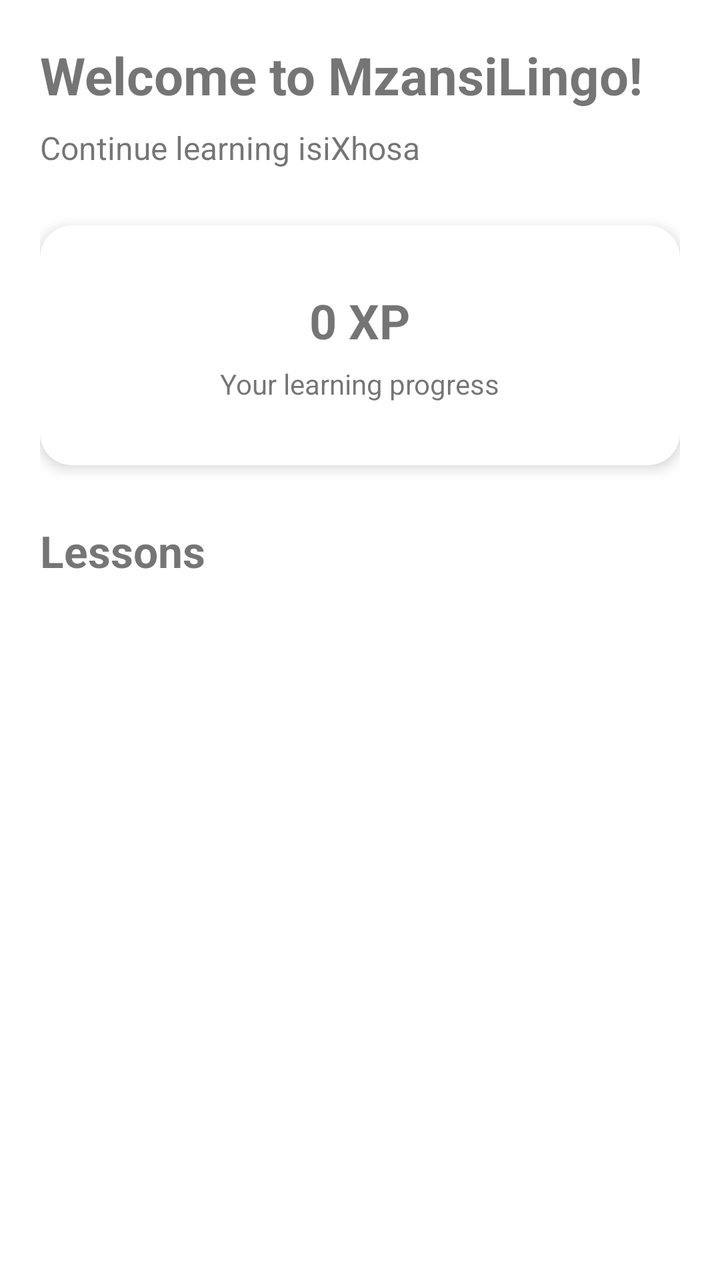
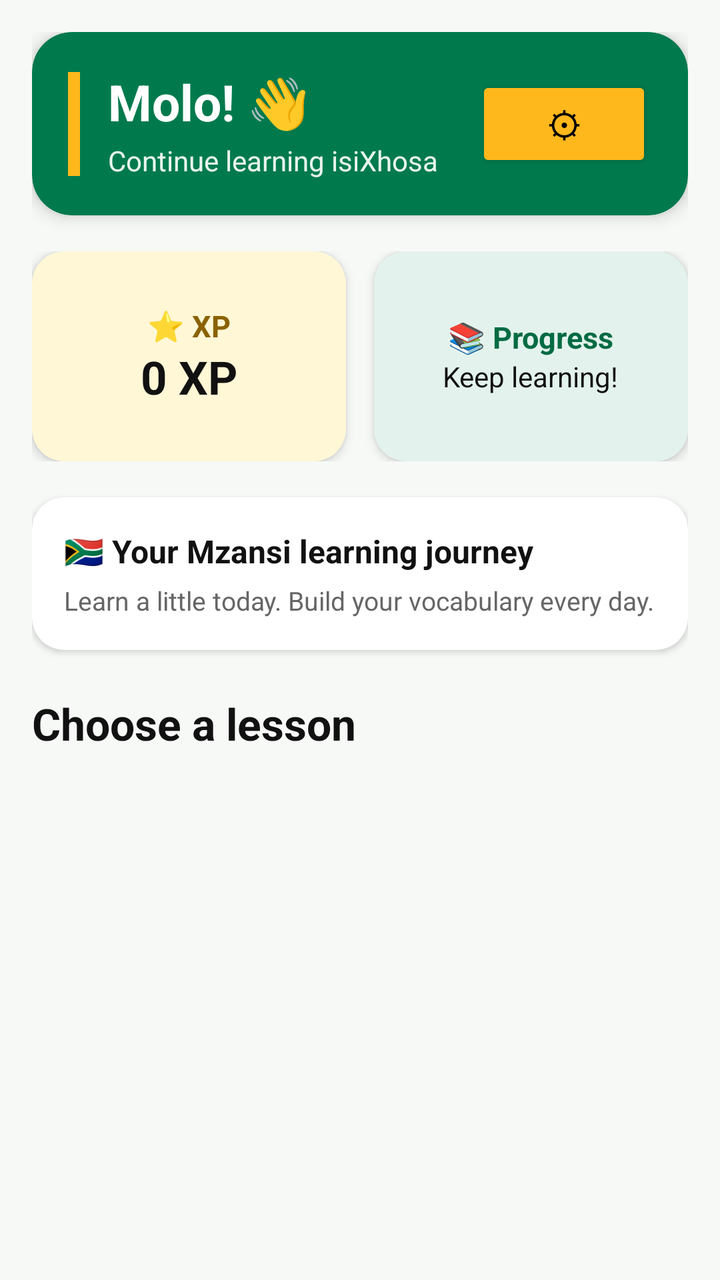

Two renders of the same Android screen: before a commit and after it. Below are the layout's source before the change and the commit's diff.
<!-- AndroidManifest.xml: application theme Theme.MzantsiLingo -->
<!-- res/layout/activity_home.xml -->
<?xml version="1.0" encoding="utf-8"?>
<androidx.constraintlayout.widget.ConstraintLayout
    xmlns:android="http://schemas.android.com/apk/res/android"
    xmlns:app="http://schemas.android.com/apk/res-auto"
    android:layout_width="match_parent"
    android:layout_height="match_parent"
    android:padding="20dp">

    
    <TextView
        android:id="@+id/tvWelcome"
        android:layout_width="0dp"
        android:layout_height="wrap_content"
        android:text="Welcome to MzansiLingo!"
        android:textSize="26sp"
        android:textStyle="bold"
        app:layout_constraintTop_toTopOf="parent"
        app:layout_constraintStart_toStartOf="parent"
        app:layout_constraintEnd_toEndOf="parent" />

    
    <TextView
        android:id="@+id/tvSubtitle"
        android:layout_width="0dp"
        android:layout_height="wrap_content"
        android:layout_marginTop="8dp"
        android:text="Continue learning isiXhosa"
        android:textSize="16sp"
        app:layout_constraintTop_toBottomOf="@id/tvWelcome"
        app:layout_constraintStart_toStartOf="parent"
        app:layout_constraintEnd_toEndOf="parent" />

    
    <androidx.cardview.widget.CardView
        android:id="@+id/cardProgress"
        android:layout_width="0dp"
        android:layout_height="120dp"
        android:layout_marginTop="28dp"
        app:cardCornerRadius="16dp"
        app:cardElevation="4dp"
        app:layout_constraintTop_toBottomOf="@id/tvSubtitle"
        app:layout_constraintStart_toStartOf="parent"
        app:layout_constraintEnd_toEndOf="parent">

        <LinearLayout
            android:layout_width="match_parent"
            android:layout_height="match_parent"
            android:orientation="vertical"
            android:gravity="center"
            android:padding="16dp">

            <TextView
                android:id="@+id/tvXp"
                android:layout_width="wrap_content"
                android:layout_height="wrap_content"
                android:text="0 XP"
                android:textSize="24sp"
                android:textStyle="bold" />

            <TextView
                android:id="@+id/tvProgress"
                android:layout_width="wrap_content"
                android:layout_height="wrap_content"
                android:layout_marginTop="6dp"
                android:text="Your learning progress"
                android:textSize="14sp" />

        </LinearLayout>

    </androidx.cardview.widget.CardView>

    
    <TextView
        android:id="@+id/tvLessonsTitle"
        android:layout_width="wrap_content"
        android:layout_height="wrap_content"
        android:layout_marginTop="28dp"
        android:text="Lessons"
        android:textSize="22sp"
        android:textStyle="bold"
        app:layout_constraintTop_toBottomOf="@id/cardProgress"
        app:layout_constraintStart_toStartOf="parent" />

    
    <androidx.recyclerview.widget.RecyclerView
        android:id="@+id/rvLessons"
        android:layout_width="0dp"
        android:layout_height="0dp"
        android:layout_marginTop="12dp"
        android:clipToPadding="false"
        android:paddingBottom="16dp"
        app:layout_constraintTop_toBottomOf="@id/tvLessonsTitle"
        app:layout_constraintBottom_toBottomOf="parent"
        app:layout_constraintStart_toStartOf="parent"
        app:layout_constraintEnd_toEndOf="parent" />

</androidx.constraintlayout.widget.ConstraintLayout>
<!-- resources referenced by this layout -->
<resources>
  <style name="Theme.MzantsiLingo" parent="Theme.MaterialComponents.DayNight.NoActionBar">
          <item name="colorPrimary">@color/mzantsi_green</item>
          <item name="colorPrimaryVariant">@color/mzantsi_green</item>
          <item name="colorOnPrimary">@color/white</item>
          <item name="android:statusBarColor">@color/mzantsi_green</item>
      </style>
  <color name="mzantsi_green">#2E8B4F</color>
  <color name="white">#FFFFFF</color>
</resources>

<!-- the commit's change to res/layout/activity_home.xml (unified diff, before → after) -->
@@ -4,89 +4,233 @@
     xmlns:app="http://schemas.android.com/apk/res-auto"
     android:layout_width="match_parent"
     android:layout_height="match_parent"
-    android:padding="20dp">
-
-    
-    <TextView
-        android:id="@+id/tvWelcome"
-        android:layout_width="0dp"
-        android:layout_height="wrap_content"
-        android:text="Welcome to MzansiLingo!"
-        android:textSize="26sp"
-        android:textStyle="bold"
+    android:background="#F7F9F7"
+    android:padding="16dp">
+
+    
+    <androidx.cardview.widget.CardView
+        android:id="@+id/cardHeader"
+        android:layout_width="0dp"
+        android:layout_height="wrap_content"
+        app:cardBackgroundColor="#007A4D"
+        app:cardCornerRadius="20dp"
+        app:cardElevation="5dp"
         app:layout_constraintTop_toTopOf="parent"
         app:layout_constraintStart_toStartOf="parent"
-        app:layout_constraintEnd_toEndOf="parent" />
-
-    
-    <TextView
-        android:id="@+id/tvSubtitle"
-        android:layout_width="0dp"
-        android:layout_height="wrap_content"
-        android:layout_marginTop="8dp"
-        android:text="Continue learning isiXhosa"
-        android:textSize="16sp"
-        app:layout_constraintTop_toBottomOf="@id/tvWelcome"
-        app:layout_constraintStart_toStartOf="parent"
-        app:layout_constraintEnd_toEndOf="parent" />
+        app:layout_constraintEnd_toEndOf="parent">
+
+        <androidx.constraintlayout.widget.ConstraintLayout
+            android:layout_width="match_parent"
+            android:layout_height="wrap_content"
+            android:padding="18dp">
+
+            
+            <View
+                android:id="@+id/headerAccent"
+                android:layout_width="6dp"
+                android:layout_height="52dp"
+                android:background="#FFB81C"
+                app:layout_constraintTop_toTopOf="parent"
+                app:layout_constraintBottom_toBottomOf="parent"
+                app:layout_constraintStart_toStartOf="parent" />
+
+            <TextView
+                android:id="@+id/tvWelcome"
+                android:layout_width="0dp"
+                android:layout_height="wrap_content"
+                android:layout_marginStart="14dp"
+                android:text="Molo! 👋"
+                android:textColor="#FFFFFF"
+                android:textSize="25sp"
+                android:textStyle="bold"
+                app:layout_constraintTop_toTopOf="parent"
+                app:layout_constraintStart_toEndOf="@id/headerAccent"
+                app:layout_constraintEnd_toStartOf="@id/btnSettings" />
+
+            <TextView
+                android:id="@+id/tvSubtitle"
+                android:layout_width="0dp"
+                android:layout_height="wrap_content"
+                android:layout_marginStart="14dp"
+                android:layout_marginTop="3dp"
+                android:text="Continue learning isiXhosa"
+                android:textColor="#E8F5EE"
+                android:textSize="14sp"
+                app:layout_constraintTop_toBottomOf="@id/tvWelcome"
+                app:layout_constraintStart_toEndOf="@id/headerAccent"
+                app:layout_constraintEnd_toStartOf="@id/btnSettings" />
+
+            <Button
+                android:id="@+id/btnSettings"
+                android:layout_width="wrap_content"
+                android:layout_height="wrap_content"
+                android:text="⚙"
+                android:textColor="#000000"
+                android:textSize="18sp"
+                android:textAllCaps="false"
+                android:backgroundTint="#FFB81C"
+                app:layout_constraintTop_toTopOf="parent"
+                app:layout_constraintBottom_toBottomOf="parent"
+                app:layout_constraintEnd_toEndOf="parent" />
+
+        </androidx.constraintlayout.widget.ConstraintLayout>
+
+    </androidx.cardview.widget.CardView>
+
+
+    
+    <LinearLayout
+        android:id="@+id/statsContainer"
+        android:layout_width="0dp"
+        android:layout_height="wrap_content"
+        android:layout_marginTop="18dp"
+        android:orientation="horizontal"
+        android:weightSum="2"
+        app:layout_constraintTop_toBottomOf="@id/cardHeader"
+        app:layout_constraintStart_toStartOf="parent"
+        app:layout_constraintEnd_toEndOf="parent">
+
+        
+        <androidx.cardview.widget.CardView
+            android:id="@+id/cardProgress"
+            android:layout_width="0dp"
+            android:layout_height="105dp"
+            android:layout_marginEnd="7dp"
+            android:layout_weight="1"
+            app:cardBackgroundColor="#FFF7D6"
+            app:cardCornerRadius="16dp"
+            app:cardElevation="3dp">
+
+            <LinearLayout
+                android:layout_width="match_parent"
+                android:layout_height="match_parent"
+                android:gravity="center"
+                android:orientation="vertical"
+                android:padding="10dp">
+
+                <TextView
+                    android:layout_width="wrap_content"
+                    android:layout_height="wrap_content"
+                    android:text="⭐ XP"
+                    android:textColor="#8A6200"
+                    android:textSize="15sp"
+                    android:textStyle="bold" />
+
+                <TextView
+                    android:id="@+id/tvXp"
+                    android:layout_width="wrap_content"
+                    android:layout_height="wrap_content"
+                    android:text="0 XP"
+                    android:textColor="#111111"
+                    android:textSize="23sp"
+                    android:textStyle="bold" />
+
+            </LinearLayout>
+
+        </androidx.cardview.widget.CardView>
+
+
+        
+        <androidx.cardview.widget.CardView
+            android:id="@+id/cardLearningProgress"
+            android:layout_width="0dp"
+            android:layout_height="105dp"
+            android:layout_marginStart="7dp"
+            android:layout_weight="1"
+            app:cardBackgroundColor="#E3F2EC"
+            app:cardCornerRadius="16dp"
+            app:cardElevation="3dp">
+
+            <LinearLayout
+                android:layout_width="match_parent"
+                android:layout_height="match_parent"
+                android:gravity="center"
+                android:orientation="vertical"
+                android:padding="10dp">
+
+                <TextView
+                    android:layout_width="wrap_content"
+                    android:layout_height="wrap_content"
+                    android:text="📚 Progress"
+                    android:textColor="#006B43"
+                    android:textSize="15sp"
+                    android:textStyle="bold" />
+
+                <TextView
+                    android:id="@+id/tvProgress"
+                    android:layout_width="wrap_content"
+                    android:layout_height="wrap_content"
+                    android:text="Keep learning!"
+                    android:textColor="#111111"
+                    android:textSize="14sp" />
+
+            </LinearLayout>
+
+        </androidx.cardview.widget.CardView>
+
+    </LinearLayout>
+
 
     
     <androidx.cardview.widget.CardView
-        android:id="@+id/cardProgress"
-        android:layout_width="0dp"
-        android:layout_height="120dp"
-        android:layout_marginTop="28dp"
+        android:id="@+id/cardMotivation"
+        android:layout_width="0dp"
+        android:layout_height="wrap_content"
+        android:layout_marginTop="18dp"
+        app:cardBackgroundColor="#FFFFFF"
         app:cardCornerRadius="16dp"
-        app:cardElevation="4dp"
-        app:layout_constraintTop_toBottomOf="@id/tvSubtitle"
+        app:cardElevation="2dp"
+        app:layout_constraintTop_toBottomOf="@id/statsContainer"
         app:layout_constraintStart_toStartOf="parent"
         app:layout_constraintEnd_toEndOf="parent">
 
         <LinearLayout
             android:layout_width="match_parent"
-            android:layout_height="match_parent"
+            android:layout_height="wrap_content"
             android:orientation="vertical"
-            android:gravity="center"
             android:padding="16dp">
 
             <TextView
-                android:id="@+id/tvXp"
                 android:layout_width="wrap_content"
                 android:layout_height="wrap_content"
-                android:text="0 XP"
-                android:textSize="24sp"
+                android:text="🇿🇦 Your Mzansi learning journey"
+                android:textColor="#111111"
+                android:textSize="16sp"
                 android:textStyle="bold" />
 
             <TextView
-                android:id="@+id/tvProgress"
                 android:layout_width="wrap_content"
                 android:layout_height="wrap_content"
-                android:layout_marginTop="6dp"
-                android:text="Your learning progress"
-                android:textSize="14sp" />
+                android:layout_marginTop="5dp"
+                android:text="Learn a little today. Build your vocabulary every day."
+                android:textColor="#666666"
+                android:textSize="13sp" />
 
         </LinearLayout>
 
     </androidx.cardview.widget.CardView>
+
 
     
     <TextView
         android:id="@+id/tvLessonsTitle"
         android:layout_width="wrap_content"
         android:layout_height="wrap_content"
-        android:layout_marginTop="28dp"
-        android:text="Lessons"
+        android:layout_marginTop="22dp"
+        android:text="Choose a lesson"
+        android:textColor="#111111"
         android:textSize="22sp"
         android:textStyle="bold"
-        app:layout_constraintTop_toBottomOf="@id/cardProgress"
+        app:layout_constraintTop_toBottomOf="@id/cardMotivation"
         app:layout_constraintStart_toStartOf="parent" />
+
 
     
     <androidx.recyclerview.widget.RecyclerView
         android:id="@+id/rvLessons"
         android:layout_width="0dp"
         android:layout_height="0dp"
-        android:layout_marginTop="12dp"
+        android:layout_marginTop="10dp"
         android:clipToPadding="false"
         android:paddingBottom="16dp"
         app:layout_constraintTop_toBottomOf="@id/tvLessonsTitle"
